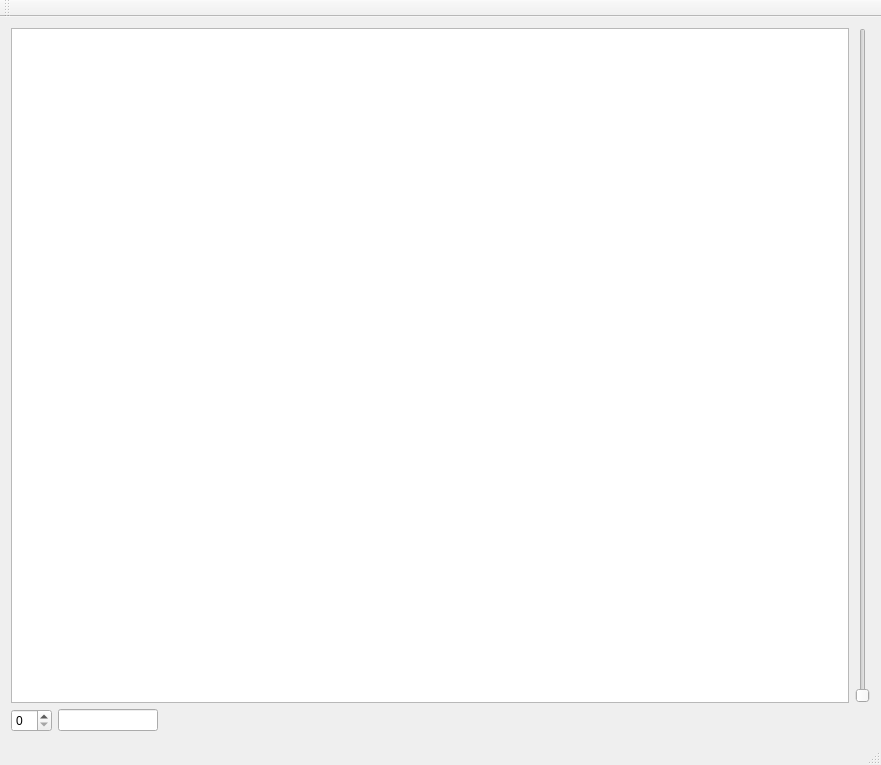
Before: the Qt Designer form mainwindow.ui in spbroma/fractal_koh_rep, drawn with Qt 5.
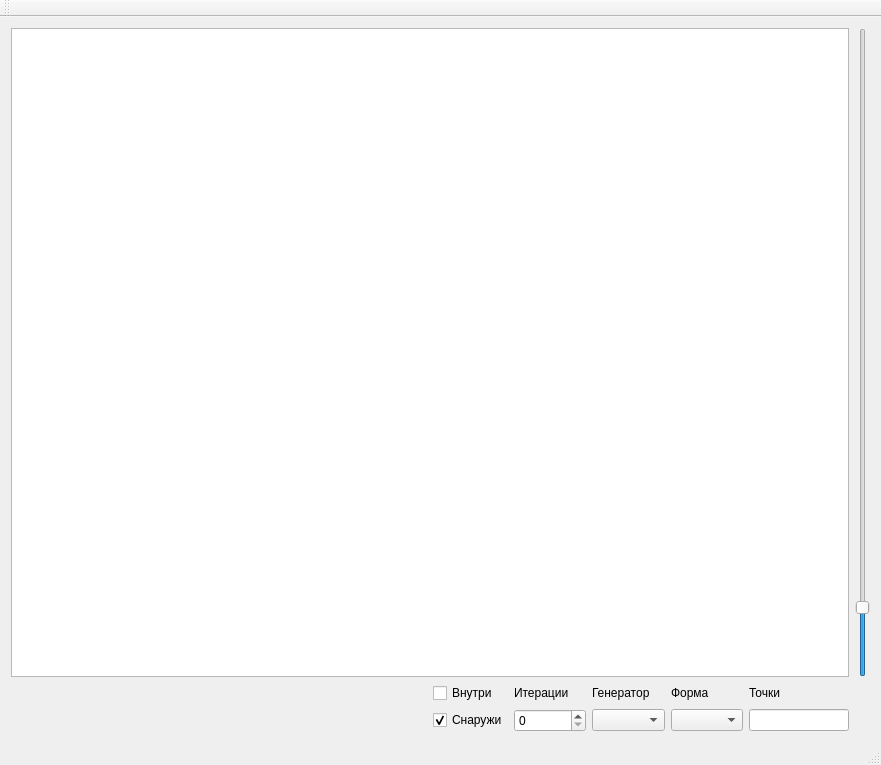
After: the same form once the commit is applied.

```diff
--- a/mainwindow.ui
+++ b/mainwindow.ui
@@ -14,20 +14,20 @@
    <string>MainWindow</string>
   </property>
   <widget class="QWidget" name="centralWidget">
-   <layout class="QGridLayout" name="gridLayout">
-    <item row="0" column="0" colspan="3">
+   <layout class="QGridLayout" name="gridLayout_2">
+    <item row="0" column="0" colspan="2">
      <widget class="QGraphicsView" name="graphicsView"/>
     </item>
-    <item row="0" column="3">
+    <item row="0" column="2">
      <widget class="QSlider" name="verticalSlider">
       <property name="minimum">
        <number>1</number>
       </property>
       <property name="maximum">
-       <number>200</number>
+       <number>400</number>
       </property>
       <property name="value">
-       <number>1</number>
+       <number>40</number>
       </property>
       <property name="orientation">
        <enum>Qt::Vertical</enum>
@@ -35,26 +35,100 @@
      </widget>
     </item>
     <item row="1" column="0">
-     <widget class="QSpinBox" name="spinBox"/>
-    </item>
-    <item row="1" column="1">
-     <widget class="QLineEdit" name="lineEdit">
-      <property name="maximumSize">
-       <size>
-        <width>100</width>
-        <height>16777215</height>
-       </size>
-      </property>
-     </widget>
-    </item>
-    <item row="1" column="2">
      <spacer name="horizontalSpacer">
       <property name="orientation">
        <enum>Qt::Horizontal</enum>
       </property>
       <property name="sizeHint" stdset="0">
        <size>
-        <width>681</width>
+        <width>413</width>
+        <height>17</height>
+       </size>
+      </property>
+     </spacer>
+    </item>
+    <item row="1" column="1" rowspan="2">
+     <layout class="QGridLayout" name="gridLayout">
+      <item row="0" column="0">
+       <widget class="QCheckBox" name="internCheck">
+        <property name="text">
+         <string>Внутри</string>
+        </property>
+       </widget>
+      </item>
+      <item row="0" column="1">
+       <widget class="QLabel" name="label_4">
+        <property name="text">
+         <string>Итерации</string>
+        </property>
+       </widget>
+      </item>
+      <item row="0" column="2">
+       <widget class="QLabel" name="label_2">
+        <property name="text">
+         <string>Генератор</string>
+        </property>
+       </widget>
+      </item>
+      <item row="0" column="3">
+       <widget class="QLabel" name="label_3">
+        <property name="text">
+         <string>Форма</string>
+        </property>
+       </widget>
+      </item>
+      <item row="0" column="4">
+       <widget class="QLabel" name="label">
+        <property name="text">
+         <string>Точки</string>
+        </property>
+       </widget>
+      </item>
+      <item row="1" column="0">
+       <widget class="QCheckBox" name="externCheck">
+        <property name="text">
+         <string>Снаружи</string>
+        </property>
+        <property name="checkable">
+         <bool>true</bool>
+        </property>
+        <property name="checked">
+         <bool>true</bool>
+        </property>
+        <property name="tristate">
+         <bool>false</bool>
+        </property>
+       </widget>
+      </item>
+      <item row="1" column="1">
+       <widget class="QSpinBox" name="spinBox"/>
+      </item>
+      <item row="1" column="2">
+       <widget class="QComboBox" name="genBox"/>
+      </item>
+      <item row="1" column="3">
+       <widget class="QComboBox" name="formBox"/>
+      </item>
+      <item row="1" column="4">
+       <widget class="QLineEdit" name="lineEdit">
+        <property name="maximumSize">
+         <size>
+          <width>100</width>
+          <height>16777215</height>
+         </size>
+        </property>
+       </widget>
+      </item>
+     </layout>
+    </item>
+    <item row="2" column="0">
+     <spacer name="horizontalSpacer_2">
+      <property name="orientation">
+       <enum>Qt::Horizontal</enum>
+      </property>
+      <property name="sizeHint" stdset="0">
+       <size>
+        <width>413</width>
         <height>20</height>
        </size>
       </property>
```
